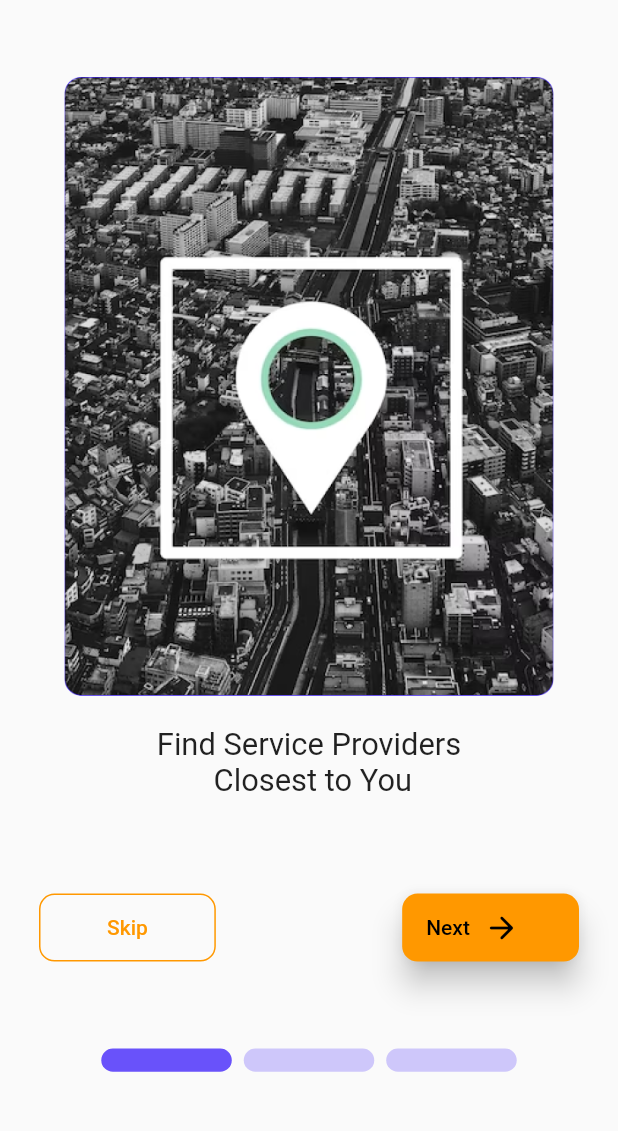
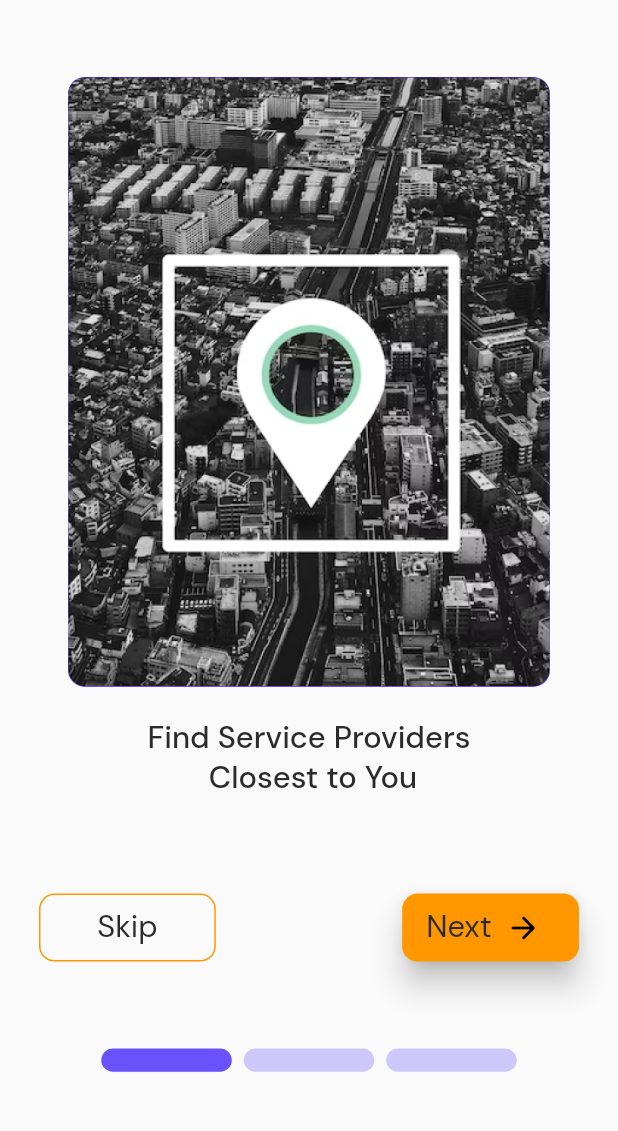
Before and after one commit to Edishola22/artisanmill_group5capstoneproject, a Flutter app: the screen it shows after launch, on a phone screen of 412 x 824 dp, the part 87-1218 px from its top. Run offline on Flutter 3.47's test engine with Material 2 defaults, Android fonts, the light colour scheme and no system bars; drawn by our look-alikes of smooth_page_indicator; our stand-ins replace flutter_screenutil, flutter_svg, go_router, google_fonts.

Commit message:
Now using DmSans

```diff
--- a/lib/presentation/app_theme/app_theme.dart
+++ b/lib/presentation/app_theme/app_theme.dart
@@ -1,8 +1,33 @@
 import 'package:artisanmill_group5capstoneproject/presentation/app_theme/app_colours.dart';
 import 'package:flutter/material.dart';
+import 'package:flutter_screenutil/flutter_screenutil.dart';
+import 'package:google_fonts/google_fonts.dart';
+
+final TextTheme textTheme = TextTheme(
+    titleLarge: GoogleFonts.dmSans(
+      fontSize: 20.sp,
+      fontWeight: FontWeight.w400,
+      color: AppColours.darkShade,
+    ),
+    titleMedium: GoogleFonts.dmSans(
+      fontSize: 20.sp,
+      fontWeight: FontWeight.w400,
+      color: AppColours.darkShade,
+    ),
+    bodyMedium: GoogleFonts.dmSans(
+      color: AppColours.darkShade,
+      fontSize: 12.sp,
+      fontWeight: FontWeight.w400,
+    ),
+    bodyLarge: GoogleFonts.dmSans(
+      color: AppColours.darkShade,
+      fontSize: 16.sp,
+      fontWeight: FontWeight.w400,
+    ));
 
 class AppTheme {
   static ThemeData theme = ThemeData.light().copyWith(
+    textTheme: textTheme,
     colorScheme: const ColorScheme(
       brightness: Brightness.light,
       primary: Colors.orange,
--- a/lib/presentation/features/onboarding/onboarding_screen.dart
+++ b/lib/presentation/features/onboarding/onboarding_screen.dart
@@ -6,7 +6,6 @@ import 'package:artisanmill_group5capstoneproject/utils/extensions/context_exten
 import 'package:flutter/material.dart';
 import 'package:flutter_screenutil/flutter_screenutil.dart';
 import 'package:smooth_page_indicator/smooth_page_indicator.dart';
-import 'dart:developer' as dev;
 
 class OnBoardingScreen extends StatefulWidget {
   const OnBoardingScreen({Key? key}) : super(key: key);
@@ -109,12 +108,14 @@ class _OnBoardingScreenState extends State<OnBoardingScreen>
                 borderRadius: BorderRadius.circular(10.r),
               ),
             ),
-            child: const Text('Skip'),
+            child: Text(
+              'Skip',
+              style: context.textTheme.titleLarge,
+            ),
           ),
           ElevatedButton(
             onPressed: () {
               int currentPage = _controller.page!.toInt();
-              dev.log("Current page is $currentPage");
               _goToPage(++currentPage);
             },
             style: TextButton.styleFrom(
@@ -126,7 +127,10 @@ class _OnBoardingScreenState extends State<OnBoardingScreen>
             ),
             child: Row(
               children: [
-                const Text('Next'),
+                Text(
+                  'Next',
+                  style: context.textTheme.titleLarge,
+                ),
                 SizedBox(width: 8.w),
                 const Icon(Icons.arrow_forward_rounded)
               ],
--- a/lib/presentation/features/onboarding/widgets/onboarding_screen_item.dart
+++ b/lib/presentation/features/onboarding/widgets/onboarding_screen_item.dart
@@ -1,4 +1,5 @@
 import 'package:artisanmill_group5capstoneproject/domain/models/onboarding_item.dart';
+import 'package:artisanmill_group5capstoneproject/utils/extensions/context_extension.dart';
 import 'package:flutter/material.dart';
 import 'package:flutter_screenutil/flutter_screenutil.dart';
 
@@ -32,8 +33,8 @@ class OnboardingScreenItem extends StatelessWidget {
           child: Text(
             item.title,
             textAlign: TextAlign.center,
-            style: TextStyle(
-              fontSize: 20.sp,
+            style: context.textTheme.titleMedium?.copyWith(
+              fontWeight: FontWeight.w500,
             ),
           ),
         ),
--- a/lib/utils/extensions/context_extension.dart
+++ b/lib/utils/extensions/context_extension.dart
@@ -5,4 +5,6 @@ extension ThemeExtension on BuildContext {
   ThemeData get theme => Theme.of(this);
 
   ColorScheme get colors => Theme.of(this).colorScheme;
+
+  TextTheme get textTheme => Theme.of(this).textTheme;
 }
```
Also changed, not shown: lib/presentation/features/onboarding/widgets/sign_up.dart (+10 -4 lines), lib/presentation/shared/CustomTextField.dart (+5 -2 lines).
